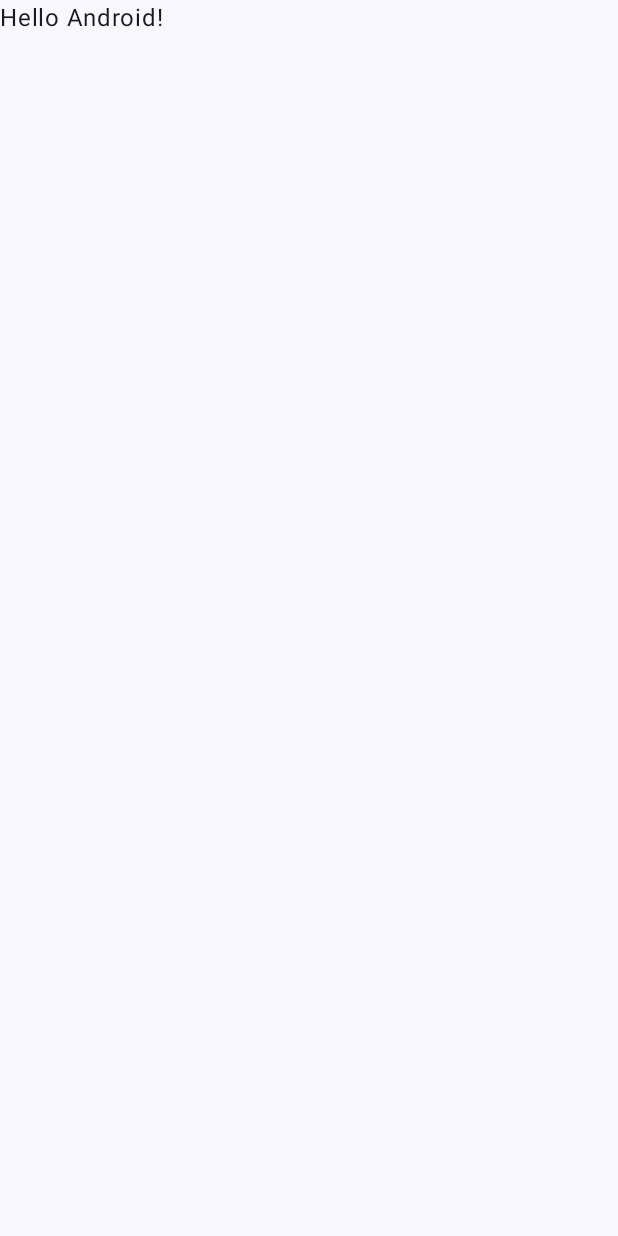
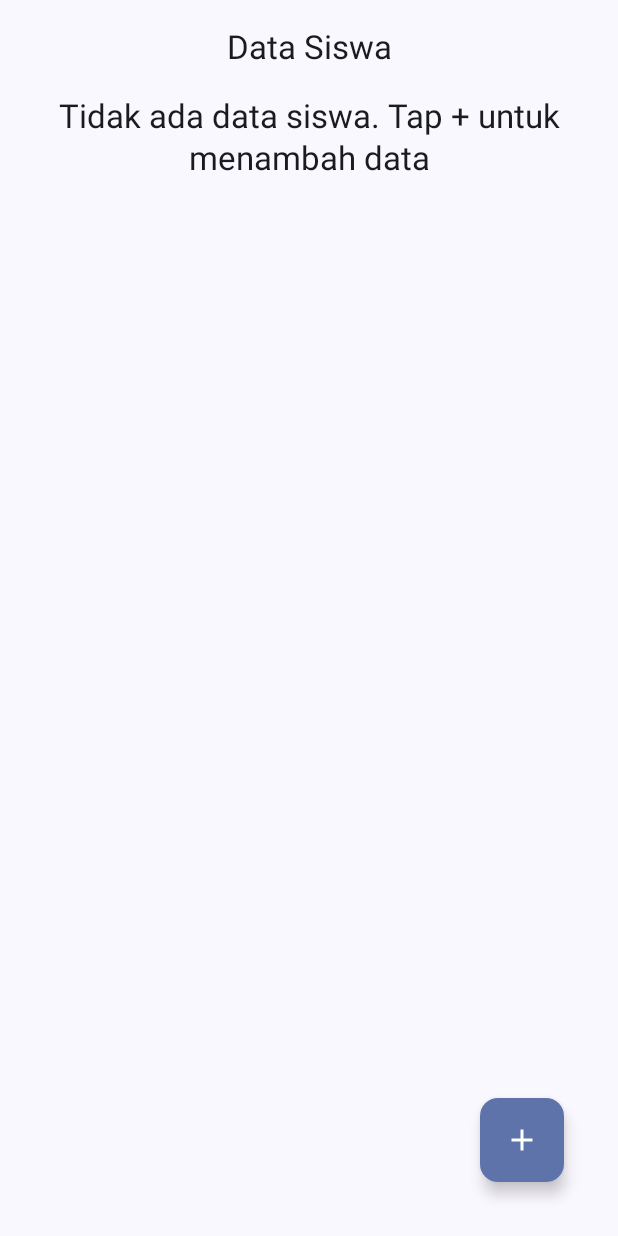
Before and after one commit to DhiyaUlhaqKhairunnisa00/014_RoomDatabase, an Android app built with Jetpack Compose: the screen it shows after launch (MainActivity), on a phone screen of 412 x 824 dp. Before the commit the screen is almost empty. Run offline under Robolectric (Android 15) with nearby library versions, the phone set to English and light mode, and no system bars; our stand-ins replace Room's generated code.

Commit message:
ganti code di main activity

```diff
--- a/app/src/main/AndroidManifest.xml
+++ b/app/src/main/AndroidManifest.xml
@@ -3,6 +3,7 @@
     xmlns:tools="http://schemas.android.com/tools">
 
     <application
+        android:name=".AplikasiSiswa"
         android:allowBackup="true"
         android:dataExtractionRules="@xml/data_extraction_rules"
         android:fullBackupContent="@xml/backup_rules"
--- a/app/src/main/java/com/example/roomsiswa/MainActivity.kt
+++ b/app/src/main/java/com/example/roomsiswa/MainActivity.kt
@@ -10,6 +10,7 @@ import androidx.compose.material3.Text
 import androidx.compose.runtime.Composable
 import androidx.compose.ui.Modifier
 import androidx.compose.ui.tooling.preview.Preview
+import com.example.roomsiswa.navigasi.SiswaApp
 import com.example.roomsiswa.ui.theme.RoomSiswaTheme
 
 class MainActivity : ComponentActivity() {
@@ -22,7 +23,7 @@ class MainActivity : ComponentActivity() {
                     modifier = Modifier.fillMaxSize(),
                     color = MaterialTheme.colorScheme.background
                 ) {
-                    Greeting("Android")
+                    SiswaApp()
                 }
             }
         }
```
